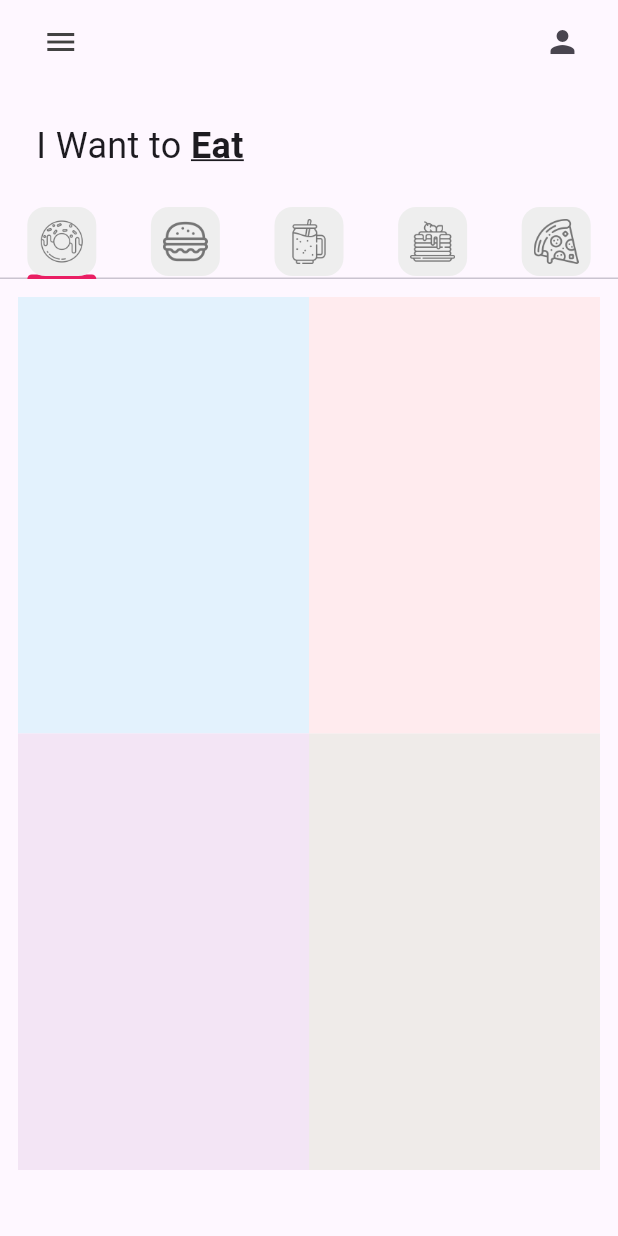
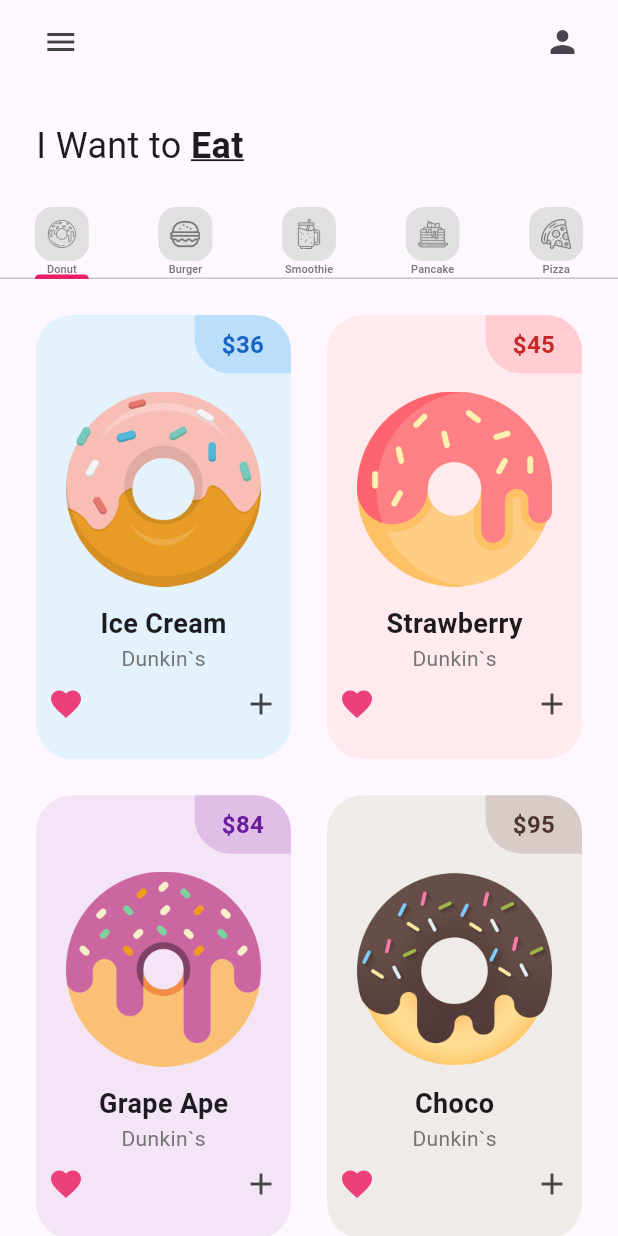
Before and after one commit to xBocos/p1_donut_app_leonardo_bocos, a Flutter app: the screen it shows after launch, on a phone screen of 412 x 824 dp. Run offline on Flutter 3.47's test engine with Material 3 defaults, Android fonts, the light colour scheme and no system bars.

Commit message:
Donut Added

```diff
--- a/lib/main.dart
+++ b/lib/main.dart
@@ -11,8 +11,13 @@
   @override
   Widget build(BuildContext context) {
     return MaterialApp(
-        home: const HomePage(),
-        theme: ThemeData(
-            tabBarTheme: const TabBarTheme(indicatorColor: Colors.pink)));
+      debugShowCheckedModeBanner: false,
+      home: const HomePage(),
+      theme: ThemeData(
+        tabBarTheme: const TabBarTheme(
+          indicatorColor: Colors.pink,
+        ),
+      ),
+    );
   }
 }
--- a/lib/pages/home_pages.dart
+++ b/lib/pages/home_pages.dart
@@ -19,22 +19,27 @@
     //donut Tab
     const MyTab(
       iconPath: 'lib/icons/donut.png',
+      label: 'Donut',
     ),
     //burger Tab
     const MyTab(
       iconPath: 'lib/icons/burger.png',
+      label: 'Burger',
     ),
     //Smoothie Tab
     const MyTab(
       iconPath: 'lib/icons/smoothie.png',
+      label: 'Smoothie',
     ),
     //Pancake Tab
     const MyTab(
       iconPath: 'lib/icons/pancakes.png',
+      label: 'Pancake',
     ),
     //Pizza Tab
     const MyTab(
       iconPath: 'lib/icons/pizza.png',
+      label: 'Pizza',
     )
   ];
 
--- a/lib/tab/donut_tab.dart
+++ b/lib/tab/donut_tab.dart
@@ -5,6 +5,10 @@
   // list of donuts
   final List donutsOnSale = const [
 // [ donutFlavor, donutPrice, donutColor, imageName ]
+    ["Ice Cream", "36", Colors.blue, "lib/images/icecream_donut.png"],
+    ["Strawberry", "45", Colors.red, "lib/images/strawberry_donut.png"],
+    ["Grape Ape", "84", Colors.purple, "lib/images/grape_donut.png"],
+    ["Choco", "95", Colors.brown, "lib/images/chocolate_donut.png"],
     ["Ice Cream", "36", Colors.blue, "lib/images/icecream_donut.png"],
     ["Strawberry", "45", Colors.red, "lib/images/strawberry_donut.png"],
     ["Grape Ape", "84", Colors.purple, "lib/images/grape_donut.png"],
@@ -19,7 +23,7 @@
         itemCount: donutsOnSale.length,
         padding: const EdgeInsets.all(12),
         gridDelegate: const SliverGridDelegateWithFixedCrossAxisCount(
-            crossAxisCount: 2, childAspectRatio: 1 / 1.5),
+            crossAxisCount: 2, childAspectRatio: 1 / 1.65),
         itemBuilder: (context, index) {
           return DonutTile(
             donutFlavor: donutsOnSale[index][0],
--- a/lib/utils/donut_tile.dart
+++ b/lib/utils/donut_tile.dart
@@ -15,8 +15,64 @@
 
   @override
   Widget build(BuildContext context) {
-    return Container(
-      decoration: BoxDecoration(color: donutColor[50]),
+    return Padding(
+      padding: const EdgeInsets.all(12.0),
+      child: Container(
+          decoration: BoxDecoration(
+              color: donutColor[50], borderRadius: BorderRadius.circular(24)),
+          child: Column(
+            children: [
+              Row(
+                mainAxisAlignment: MainAxisAlignment.end,
+                children: [
+                  Container(
+                    decoration: BoxDecoration(
+                        color: donutColor[100],
+                        borderRadius: const BorderRadius.only(
+                            topRight: Radius.circular(24),
+                            bottomLeft: Radius.circular(24))),
+                    padding:
+                        const EdgeInsets.symmetric(vertical: 8, horizontal: 18),
+                    child: Text('\$$donutPrice',
+                        style: TextStyle(
+                            fontSize: 16,
+                            fontWeight: FontWeight.bold,
+                            color: donutColor[800])),
+                  )
+                ],
+              ),
+              //Donut picture
+              Padding(
+                padding:
+                    const EdgeInsets.symmetric(horizontal: 20, vertical: 12),
+                child: Image.asset(imageName),
+              ),
+              //Donut flavor text
+              Text(
+                donutFlavor,
+                style:
+                    const TextStyle(fontSize: 18, fontWeight: FontWeight.bold),
+              ),
+
+              Text(
+                'Dunkin`s',
+                style: TextStyle(color: Colors.grey[600]),
+              ),
+              //love icon + add button
+              Padding(
+                padding: const EdgeInsets.all(8.0),
+                child: Row(
+                  mainAxisAlignment: MainAxisAlignment.spaceBetween,
+                  children: [
+                    //Love icon
+                    Icon(Icons.favorite, color: Colors.pink[400]),
+                    //Plus button
+                    Icon(Icons.add, color: Colors.grey[800])
+                  ],
+                ),
+              )
+            ],
+          )),
     );
   }
 }
--- a/lib/utils/my_tab.dart
+++ b/lib/utils/my_tab.dart
@@ -2,19 +2,42 @@
 
 class MyTab extends StatelessWidget {
   final String iconPath;
-  const MyTab({super.key, required this.iconPath});
+  final String label; // Añadimos una nueva propiedad para el texto
+
+  const MyTab({
+    super.key,
+    required this.iconPath,
+    required this.label, // El texto se pasa como argumento
+  });
 
   @override
   Widget build(BuildContext context) {
     return Tab(
-      child: Container(
-        padding: const EdgeInsets.all(8),
-        decoration: BoxDecoration(
-            color: Colors.grey[200], borderRadius: BorderRadius.circular(12)),
-        child: Image.asset(
-          iconPath,
-          color: Colors.grey[600],
-        ),
+      child: Column(
+        mainAxisAlignment: MainAxisAlignment.center, // Centra verticalmente
+        children: [
+          Container(
+            padding: const EdgeInsets.all(8),
+            decoration: BoxDecoration(
+              color: Colors.grey[300], // Fondo gris claro como en la imagen
+              borderRadius: BorderRadius.circular(12), // Borde redondeado
+            ),
+            child: Image.asset(
+              iconPath,
+              color: Colors.grey[600], // Color gris oscuro del icono
+              height: 20, // Ajuste de tamaño del icono
+            ),
+          ),
+          const SizedBox(height: 0), // Espacio entre el icono y el texto
+          Text(
+            label,
+            style: TextStyle(
+              color: Colors.grey[600], // Mismo color que los iconos
+              fontSize: 7.3, // Tamaño de fuente pequeño como en la imagen
+              fontWeight: FontWeight.w500, // Negrita para resaltar el texto
+            ),
+          ),
+        ],
       ),
     );
   }
```
